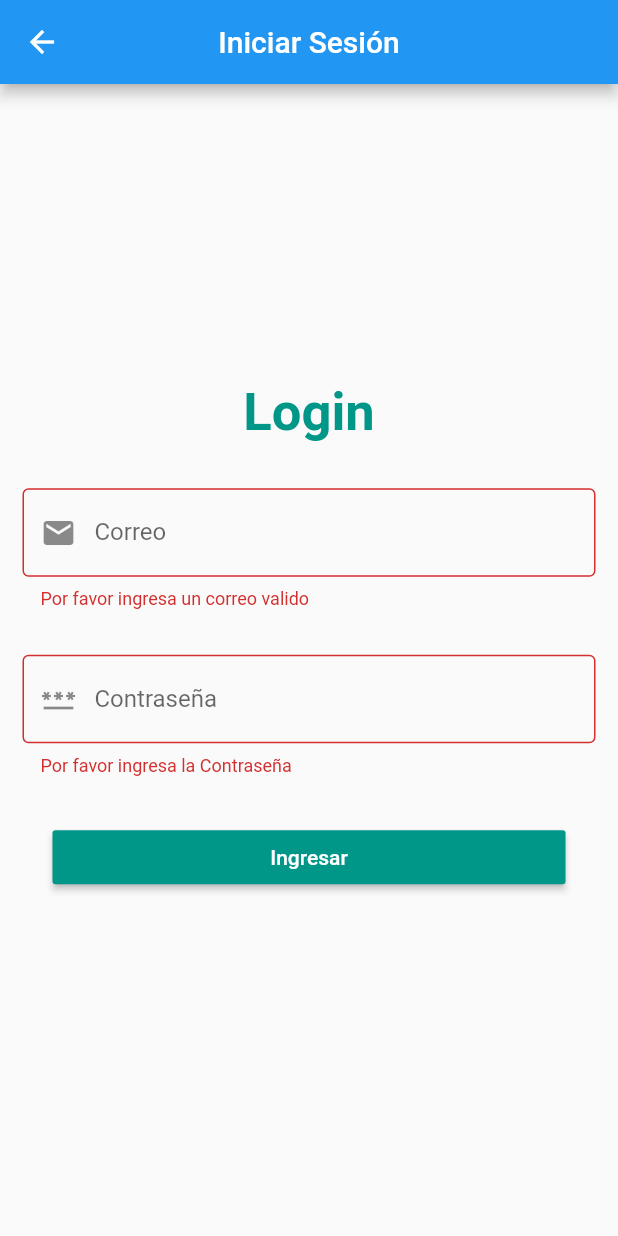
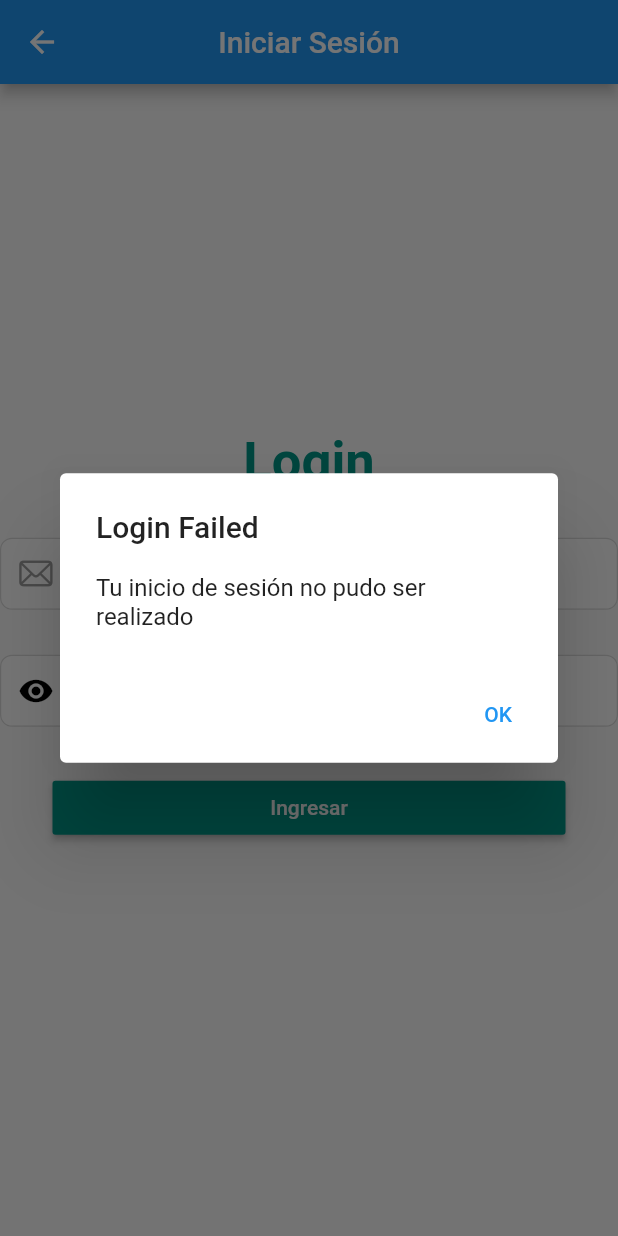
Before and after one commit to Christgrant98/ai-fish-aquarium, a Flutter app: the LoginPage screen opened by its route, after a tap on "Ingresar", on a phone screen of 412 x 824 dp. Run offline on Flutter 3.47's test engine with Material 2 defaults, Android fonts, the phone set to English and light mode, and no system bars; our stand-ins replace camera, carousel_slider, go_router, google_fonts, image_picker, photo_view and 1 more; missing offline and left inert: google_mlkit_image_labeling, langchain, langchain_openai; accounts and stored records are empty.

Commit message:
email && password form fields added

```diff
--- a/lib/src/pages/login_page.dart
+++ b/lib/src/pages/login_page.dart
@@ -4,6 +4,9 @@ import 'package:login_flutter/src/database/database_helper.dart';
 import 'package:login_flutter/src/providers/user_provider.dart';
 import 'package:login_flutter/src/utils/verify_string.dart';
 import 'package:provider/provider.dart';
+
+import '../utils/widgets/email_form_field.dart';
+import '../utils/widgets/password_form_field.dart';
 
 class LoginPage extends StatelessWidget {
   final GlobalKey<FormState> _formKey = GlobalKey<FormState>();
@@ -37,45 +40,12 @@ class LoginPage extends StatelessWidget {
                     key: _formKey,
                     child: Column(
                       children: [
-                        Padding(
-                          padding: const EdgeInsets.symmetric(horizontal: 15),
-                          child: TextFormField(
-                            controller: _emailController,
-                            keyboardType: TextInputType.emailAddress,
-                            decoration: const InputDecoration(
-                              labelText: "Correo",
-                              hintText: "Ingresa el Correo",
-                              prefixIcon: Icon(Icons.email),
-                              border: OutlineInputBorder(),
-                            ),
-                            onChanged: (String value) {},
-                            validator: (value) {
-                              return isMailValid(value!)
-                                  ? null
-                                  : "Por favor ingresa un correo valido";
-                            },
-                          ),
+                        EmailFormField(
+                          controller: _emailController,
                         ),
                         const SizedBox(height: 30.0),
-                        Padding(
-                          padding: const EdgeInsets.symmetric(horizontal: 15),
-                          child: TextFormField(
-                            controller: _passwordController,
-                            obscureText: true,
-                            keyboardType: TextInputType.visiblePassword,
-                            decoration: const InputDecoration(
-                              labelText: "Contraseña",
-                              hintText: "Ingresa la Contraseña",
-                              prefixIcon: Icon(Icons.password),
-                              border: OutlineInputBorder(),
-                            ),
-                            onChanged: (String value) {},
-                            validator: (value) {
-                              return value!.isEmpty
-                                  ? "Por favor ingresa la Contraseña"
-                                  : null;
-                            },
-                          ),
+                        PasswordFormField(
+                          controller: _passwordController,
                         ),
                         const SizedBox(height: 30),
                         Padding(
@@ -83,14 +53,17 @@ class LoginPage extends StatelessWidget {
                           child: MaterialButton(
                             onPressed: () {
                               if (_formKey.currentState!.validate()) {
-                                UserRepository userRepository = UserRepository();
+                                UserRepository userRepository =
+                                    UserRepository();
                                 userRepository
                                     .selectUserFromCredentials(
                                         mail: _emailController.text,
                                         password: _passwordController.text)
                                     .then((user) {
                                   if (user != null) {
-                                    final userProvider = Provider.of<UserProvider>(context, listen: false);
+                                    final userProvider =
+                                        Provider.of<UserProvider>(context,
+                                            listen: false);
                                     userProvider.setUser(user);
                                     context.go("/home_view");
                                   } else {
--- /dev/null
+++ b/lib/src/utils/widgets/base_text_form_field.dart
@@ -0,0 +1,135 @@
+import 'package:flutter/material.dart';
+import 'package:flutter/services.dart';
+import 'package:google_fonts/google_fonts.dart';
+
+class BaseTextFormField extends StatefulWidget {
+  final Function(String?, bool)? onChange;
+  final Function(String?)? validator;
+  final List<TextInputFormatter>? inputFormatters;
+  final TextInputType? keyboardType;
+  final InputDecoration? decoration;
+  final int maxLines;
+  final int? minLines;
+  final String? fieldValue;
+  final bool obscureText;
+  final TextAlign? textAlign;
+  final void Function(String)? onFieldSubmitted;
+  final TextEditingController controller;
+
+  final bool readOnly;
+  final bool enabled;
+  const BaseTextFormField({
+    super.key,
+    required this.controller,
+    this.onChange,
+    this.validator,
+    this.inputFormatters,
+    this.keyboardType,
+    this.decoration,
+    this.maxLines = 1,
+    this.minLines,
+    this.fieldValue,
+    this.obscureText = false,
+    this.enabled = true,
+    this.readOnly = false,
+    this.onFieldSubmitted,
+    this.textAlign,
+  });
+
+  @override
+  State<BaseTextFormField> createState() => _BaseTextFormField();
+}
+
+class _BaseTextFormField extends State<BaseTextFormField> {
+  bool _touched = false;
+
+  @override
+  void initState() {
+    super.initState();
+    widget.controller.text = widget.fieldValue ?? '';
+    widget.controller.addListener(_onChange);
+  }
+
+  @override
+  void dispose() {
+    widget.controller.dispose();
+    super.dispose();
+  }
+
+  @override
+  Widget build(BuildContext context) {
+    InputDecoration defaultDecoration = _buildDefaultDecoration();
+
+    return TextFormField(
+      enabled: widget.enabled,
+      textAlign: widget.textAlign ?? TextAlign.start,
+      readOnly: widget.readOnly,
+      style: GoogleFonts.quicksand(fontSize: 14),
+      maxLines: widget.maxLines,
+      minLines: widget.minLines,
+      controller: widget.controller,
+      keyboardType: widget.keyboardType,
+      obscureText: widget.obscureText,
+      decoration: widget.decoration == null
+          ? defaultDecoration
+          : widget.decoration!.copyWith(
+              border: widget.decoration?.border ?? defaultDecoration.border,
+              enabledBorder: widget.decoration?.enabledBorder ??
+                  defaultDecoration.enabledBorder,
+              focusedBorder: widget.decoration?.focusedBorder ??
+                  defaultDecoration.focusedBorder,
+              errorBorder: widget.decoration?.errorBorder ??
+                  defaultDecoration.errorBorder,
+              focusedErrorBorder: widget.decoration?.focusedErrorBorder ??
+                  defaultDecoration.focusedErrorBorder,
+              errorText: _getErrorText(widget.controller.text),
+            ),
+      validator: _getErrorText,
+      inputFormatters: widget.inputFormatters,
+      onFieldSubmitted: widget.onFieldSubmitted,
+    );
+  }
+
+  void _onChange() {
+    setState(() {
+      _touched = true;
+      String value = widget.controller.text;
+      widget.onChange!(value, _isValid());
+    });
+  }
+
+  bool _isValid() => null == _getErrorText(widget.controller.text);
+
+  String? _getErrorText(String? value) {
+    if (!_touched) return null;
+    if (widget.validator == null) {
+      return null;
+    } else {
+      return widget.validator!(value);
+    }
+  }
+
+  InputDecoration _buildDefaultDecoration() {
+    OutlineInputBorder defaultBorder = OutlineInputBorder(
+      borderRadius: BorderRadius.circular(8),
+      borderSide: const BorderSide(
+        width: 0.8,
+        color: Color.fromARGB(255, 218, 218, 218),
+      ),
+    );
+
+    return InputDecoration(
+      labelStyle: GoogleFonts.quicksand(
+        color: const Color.fromARGB(255, 190, 190, 190),
+        fontSize: 14,
+      ),
+      contentPadding: const EdgeInsets.all(10),
+      border: defaultBorder,
+      enabledBorder: defaultBorder,
+      focusedBorder: defaultBorder,
+      errorBorder: defaultBorder,
+      focusedErrorBorder: defaultBorder,
+      errorText: _getErrorText(widget.controller.text),
+    );
+  }
+}
--- /dev/null
+++ b/lib/src/utils/widgets/email_form_field.dart
@@ -0,0 +1,63 @@
+import 'package:flutter/cupertino.dart';
+import 'package:flutter/material.dart';
+import 'package:google_fonts/google_fonts.dart';
+import 'package:login_flutter/src/utils/widgets/base_text_form_field.dart';
+
+class EmailFormField extends StatelessWidget {
+  final void Function(String?, bool)? onChange;
+  final void Function(String)? onFieldSubmitted;
+  final TextEditingController controller;
+
+  final String? initialValue;
+  final bool enabled;
+
+  const EmailFormField({
+    super.key,
+    this.initialValue,
+    this.onFieldSubmitted,
+    this.onChange,
+    this.enabled = true,
+    required this.controller,
+  });
+
+  @override
+  Widget build(BuildContext context) {
+    return BaseTextFormField(
+      controller: controller,
+      enabled: enabled,
+      fieldValue: initialValue,
+      decoration: InputDecoration(
+        contentPadding: const EdgeInsets.all(10),
+        floatingLabelBehavior: FloatingLabelBehavior.never,
+        floatingLabelStyle: const TextStyle(
+          color: Colors.black,
+        ),
+        prefixIcon: const Icon(
+          CupertinoIcons.envelope,
+          color: Colors.grey,
+        ),
+        filled: true,
+        fillColor: Colors.white,
+        labelText: 'mail@example.com',
+        labelStyle: GoogleFonts.quicksand(
+          color: const Color.fromARGB(255, 190, 190, 190),
+          fontSize: 14,
+        ),
+      ),
+      validator: (value) {
+        if (value == null || value.isEmpty) {
+          return 'email data cannot be empty';
+        }
+        final emailRegex = RegExp(r'^[\w-zñ\.]+@([\w-zñ]+\.)+[\w-z]{2,4}$');
+        if (!emailRegex.hasMatch(value)) {
+          return 'please enter a valid email address';
+        }
+        return null;
+      },
+      onChange: (String? value, bool isValid) {
+        onChange!(value?.toLowerCase(), isValid);
+      },
+      onFieldSubmitted: onFieldSubmitted,
+    );
+  }
+}
--- /dev/null
+++ b/lib/src/utils/widgets/password_form_field.dart
@@ -0,0 +1,72 @@
+import 'package:flutter/material.dart';
+import 'package:google_fonts/google_fonts.dart';
+
+import 'base_text_form_field.dart';
+
+class PasswordFormField extends StatefulWidget {
+  final void Function(String? value, bool valid)? onChange;
+  final Function? additionalValidator;
+  final String? emptyMessage;
+  final String? labelText;
+  final void Function(String)? onFieldSubmitted;
+  final TextEditingController controller;
+
+  const PasswordFormField({
+    Key? key,
+    required this.controller,
+    this.onChange,
+    this.additionalValidator,
+    this.emptyMessage,
+    this.labelText,
+    this.onFieldSubmitted,
+  }) : super(key: key);
+
+  @override
+  PasswordFormFieldState createState() => PasswordFormFieldState();
+}
+
+class PasswordFormFieldState extends State<PasswordFormField> {
+  bool obscureText = true;
+
+  @override
+  Widget build(BuildContext context) {
+    return BaseTextFormField(
+      controller: widget.controller,
+      decoration: InputDecoration(
+        prefixIcon: InkWell(
+          onTap: () {
+            setState(() {
+              obscureText = !obscureText;
+            });
+          },
+          child: Icon(
+              color: Colors.black,
+              obscureText ? Icons.visibility : Icons.visibility_off),
+        ),
+        contentPadding: const EdgeInsets.all(10),
+        floatingLabelBehavior: FloatingLabelBehavior.never,
+        labelText: widget.labelText ?? 'Ingrese su password',
+        filled: true,
+        fillColor: Colors.white,
+        labelStyle: GoogleFonts.quicksand(
+          color: const Color.fromARGB(255, 190, 190, 190),
+          fontSize: 14,
+        ),
+      ),
+      obscureText: obscureText,
+      validator: (String? value) {
+        if (value == null || value.isEmpty) {
+          return widget.emptyMessage ?? 'Por favor ingresa la Contraseña';
+        }
+        if (widget.additionalValidator != null) {
+          return widget.additionalValidator!(value);
+        }
+        return null;
+      },
+      onChange: (String? value, bool valid) {
+        widget.onChange!(value, valid);
+      },
+      onFieldSubmitted: widget.onFieldSubmitted,
+    );
+  }
+}
```
